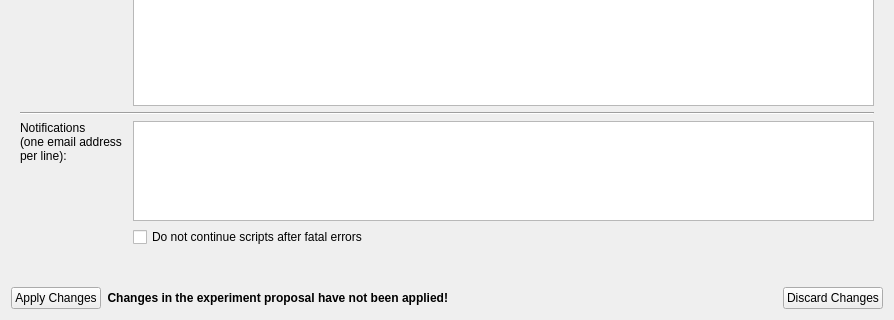
First picture: the form in nicos_ess/gui/panels/ui_files/exp_panel.ui, repository ess-dmsc/nicos, before the edit; both pictures show x 0 to 894 and y 396 to 716 of the 894 by 716 pixel window.
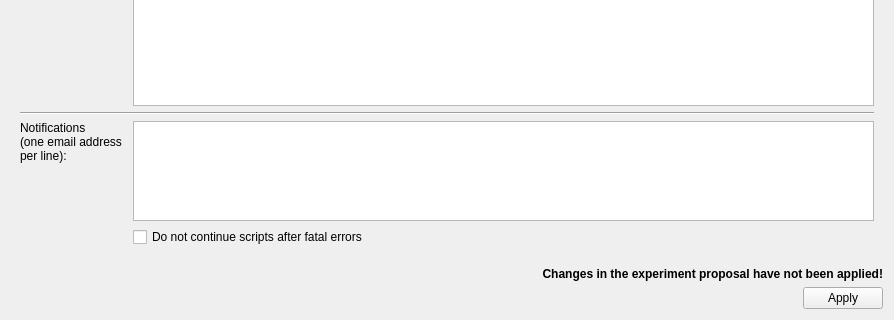
Second picture: the form after the edit.

Commit message: Use button box in Exp Panel

The edit to the form file:
```diff
--- a/nicos_ess/gui/panels/ui_files/exp_panel.ui
+++ b/nicos_ess/gui/panels/ui_files/exp_panel.ui
@@ -243,15 +243,6 @@
     </widget>
    </item>
    <item>
-    <layout class="QHBoxLayout" name="horizontalLayout">
-     <item>
-      <widget class="QPushButton" name="applyButton">
-       <property name="text">
-        <string>Apply Changes</string>
-       </property>
-      </widget>
-     </item>
-     <item>
       <widget class="QLabel" name="applyWarningLabel">
        <property name="sizePolicy">
         <sizepolicy hsizetype="Minimum" vsizetype="Preferred">
@@ -277,26 +268,11 @@
       </widget>
      </item>
      <item>
-      <spacer name="horizontalSpacer">
-       <property name="orientation">
-        <enum>Qt::Horizontal</enum>
-       </property>
-       <property name="sizeHint" stdset="0">
-        <size>
-         <width>40</width>
-         <height>20</height>
-        </size>
-       </property>
-      </spacer>
-     </item>
-     <item>
-      <widget class="QPushButton" name="discardButton">
-       <property name="text">
-        <string>Discard Changes</string>
-       </property>
-      </widget>
-     </item>
-    </layout>
+    <widget class="QDialogButtonBox" name="buttonBox">
+     <property name="standardButtons">
+      <set>QDialogButtonBox::Apply</set>
+     </property>
+    </widget>
    </item>
   </layout>
  </widget>
```
Lines whose indentation alone changed are shown as unchanged. The commit also changes 1 other file.
